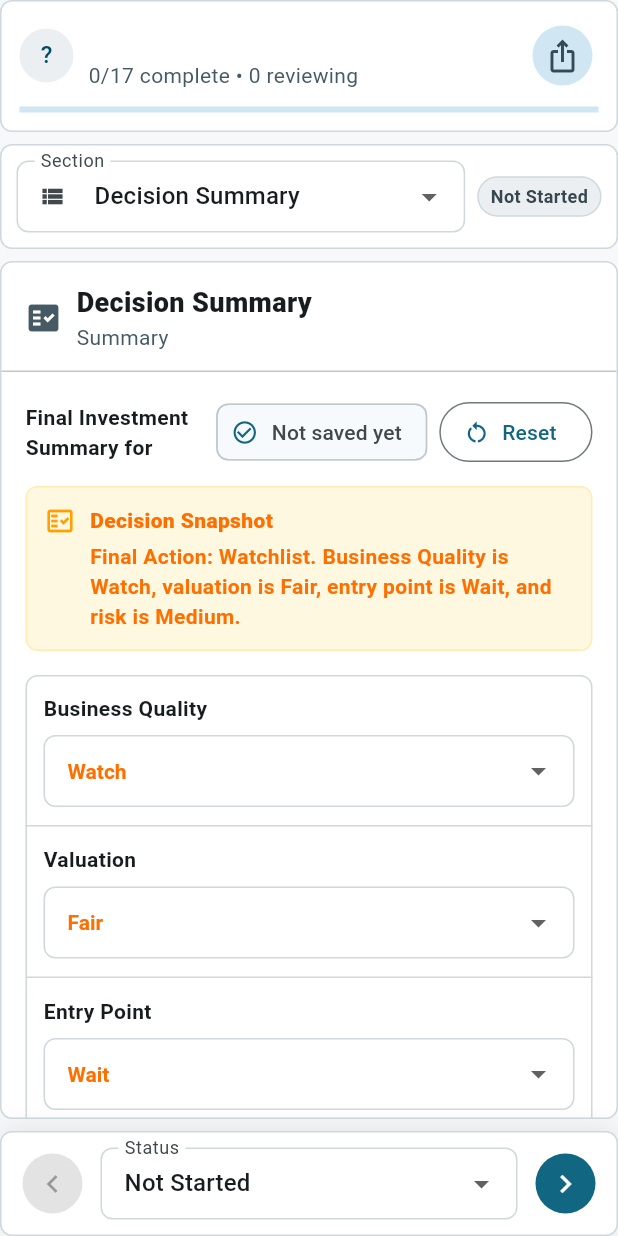
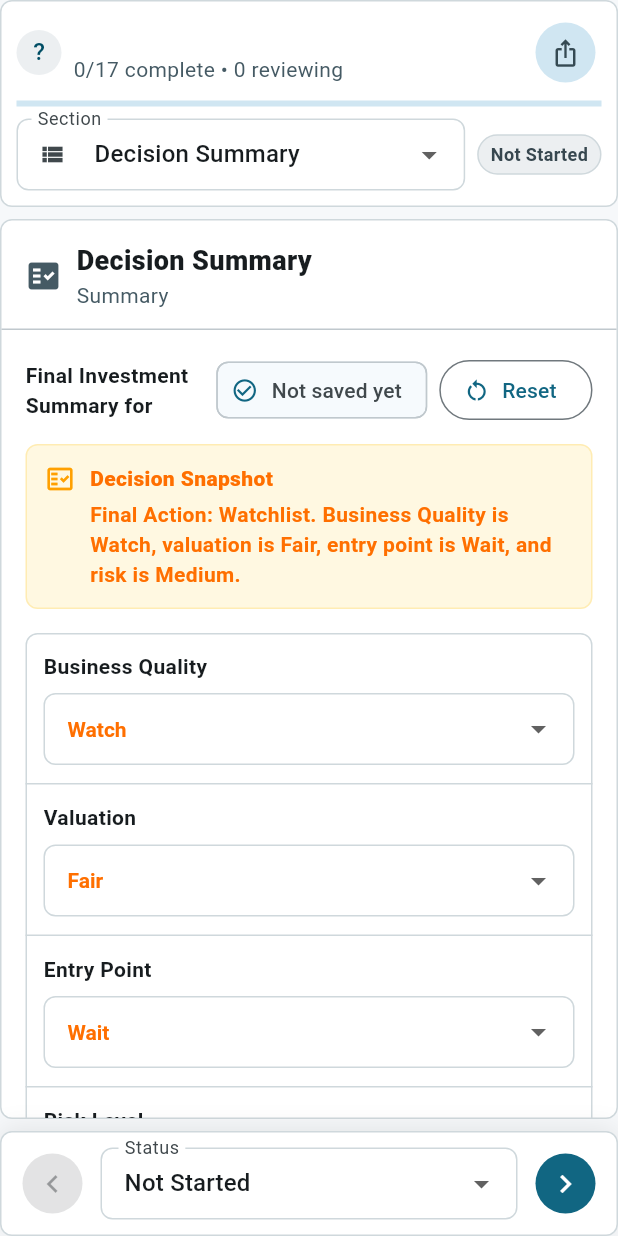
Before and after one commit to lamadipen/stock_analyzer, a Flutter app: the AnalysisResultsView widget shown alone on an empty page, opened directly with empty values, on a phone screen of 412 x 824 dp. Run offline on Flutter 3.47's test engine with Material 3 defaults, Android fonts, the phone set to English and light mode, and no system bars; our stand-ins replace shared_preferences; accounts and stored records are empty.

Commit message:
optimized the mobile result

```diff
--- a/stock_analyzer_app/lib/features/stock_analyzer/presentation/widgets/analysis_results_view.dart
+++ b/stock_analyzer_app/lib/features/stock_analyzer/presentation/widgets/analysis_results_view.dart
@@ -312,20 +312,17 @@ class _AnalysisResultsViewState extends State<AnalysisResultsView> {
   Widget _buildMobileLayout(_AnalysisSection selectedSection) {
     return Column(
       children: [
-        _MobileResultsHeader(
+        _MobileControlHeader(
           ticker: widget.ticker,
           completedCount: _completedCount,
           inReviewCount: _inReviewCount,
           totalCount: _sections.length,
           isLoadingStatuses: _isLoadingStatuses,
-          onExport: _showExportDialog,
-        ),
-        const SizedBox(height: 8),
-        _MobileSectionSelector(
           sections: _sections,
           selectedIndex: _selectedIndex,
           status: _statusFor(selectedSection),
           onSelected: (index) => setState(() => _selectedIndex = index),
+          onExport: _showExportDialog,
         ),
         const SizedBox(height: 8),
         Expanded(
@@ -629,13 +626,17 @@ class _ResultsHeader extends StatelessWidget {
   }
 }
 
-class _MobileResultsHeader extends StatelessWidget {
-  const _MobileResultsHeader({
+class _MobileControlHeader extends StatelessWidget {
+  const _MobileControlHeader({
     required this.ticker,
     required this.completedCount,
     required this.inReviewCount,
     required this.totalCount,
     required this.isLoadingStatuses,
+    required this.sections,
+    required this.selectedIndex,
+    required this.status,
+    required this.onSelected,
     required this.onExport,
   });
 
@@ -644,6 +645,10 @@ class _MobileResultsHeader extends StatelessWidget {
   final int inReviewCount;
   final int totalCount;
   final bool isLoadingStatuses;
+  final List<_AnalysisSection> sections;
+  final int selectedIndex;
+  final _ReviewStatus status;
+  final ValueChanged<int> onSelected;
   final VoidCallback onExport;
 
   @override
@@ -652,7 +657,7 @@ class _MobileResultsHeader extends StatelessWidget {
 
     return Container(
       width: double.infinity,
-      padding: const EdgeInsets.all(12),
+      padding: const EdgeInsets.all(10),
       decoration: BoxDecoration(
         color: Colors.white,
         border: Border.all(color: Colors.blueGrey.shade100),
@@ -664,11 +669,11 @@ class _MobileResultsHeader extends StatelessWidget {
           Row(
             children: [
               CircleAvatar(
-                radius: 18,
+                radius: 15,
                 backgroundColor: Colors.blueGrey.shade50,
                 child: Text(ticker.isEmpty ? '?' : ticker[0]),
               ),
-              const SizedBox(width: 10),
+              const SizedBox(width: 8),
               Expanded(
                 child: Column(
                   crossAxisAlignment: CrossAxisAlignment.start,
@@ -676,7 +681,7 @@ class _MobileResultsHeader extends StatelessWidget {
                     Text(
                       ticker,
                       style: const TextStyle(
-                        fontSize: 18,
+                        fontSize: 16,
                         fontWeight: FontWeight.w800,
                       ),
                     ),
@@ -694,41 +699,14 @@ class _MobileResultsHeader extends StatelessWidget {
                 tooltip: 'Export',
                 onPressed: onExport,
                 icon: const Icon(Icons.ios_share),
+                iconSize: 20,
               ),
             ],
           ),
-          const SizedBox(height: 10),
+          const SizedBox(height: 8),
           LinearProgressIndicator(value: progress),
-        ],
-      ),
-    );
-  }
-}
-
-class _MobileSectionSelector extends StatelessWidget {
-  const _MobileSectionSelector({
-    required this.sections,
-    required this.selectedIndex,
-    required this.status,
-    required this.onSelected,
-  });
-
-  final List<_AnalysisSection> sections;
-  final int selectedIndex;
-  final _ReviewStatus status;
-  final ValueChanged<int> onSelected;
-
-  @override
-  Widget build(BuildContext context) {
-    return Container(
-      width: double.infinity,
-      padding: const EdgeInsets.all(10),
-      decoration: BoxDecoration(
-        color: Colors.white,
-        border: Border.all(color: Colors.blueGrey.shade100),
-        borderRadius: BorderRadius.circular(8),
-      ),
-      child: Row(
+          const SizedBox(height: 8),
+          Row(
             children: [
               Expanded(
                 child: DropdownButtonFormField<int>(
@@ -737,13 +715,20 @@ class _MobileSectionSelector extends StatelessWidget {
                     labelText: 'Section',
                     prefixIcon: Icon(Icons.view_list),
                     isDense: true,
+                    contentPadding: EdgeInsets.symmetric(
+                      horizontal: 10,
+                      vertical: 8,
+                    ),
                   ),
                   items: sections.asMap().entries.map((entry) {
                     final index = entry.key;
                     final section = entry.value;
                     return DropdownMenuItem(
                       value: index,
-                  child: Text(section.title, overflow: TextOverflow.ellipsis),
+                      child: Text(
+                        section.title,
+                        overflow: TextOverflow.ellipsis,
+                      ),
                     );
                   }).toList(),
                   onChanged: (value) {
@@ -755,6 +740,8 @@ class _MobileSectionSelector extends StatelessWidget {
               ),
               const SizedBox(width: 8),
               _StatusBadge(status: status),
+            ],
+          ),
         ],
       ),
     );
```
Also changed, not shown: stock_analyzer_app/lib/features/stock_analyzer/presentation/pages/home_page.dart (+68 -30 lines). Lines whose indentation alone changed are shown as unchanged.
